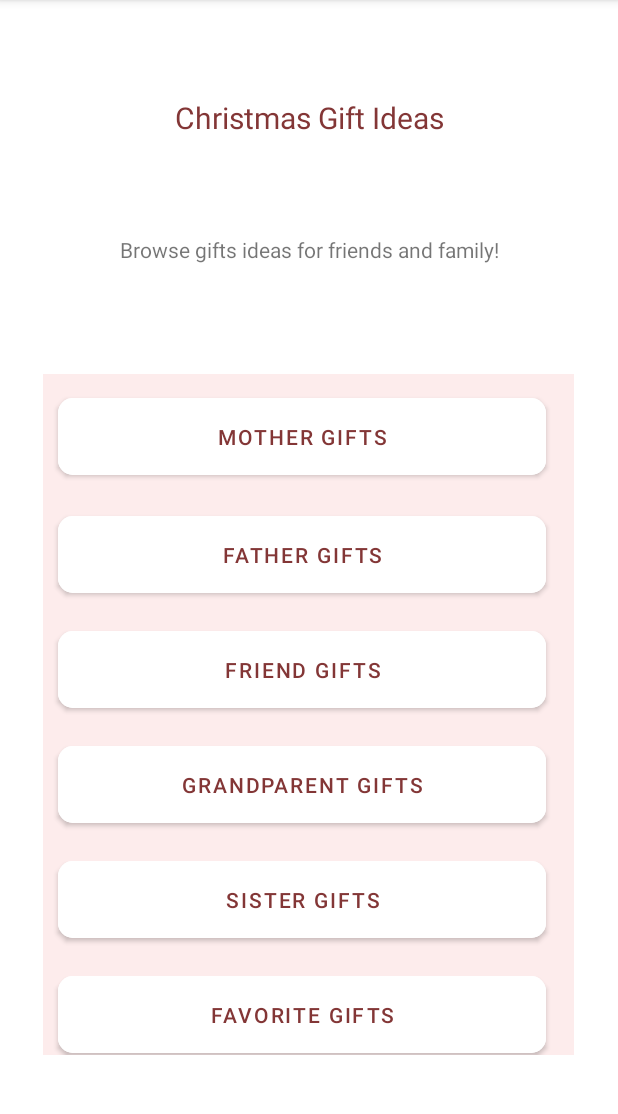
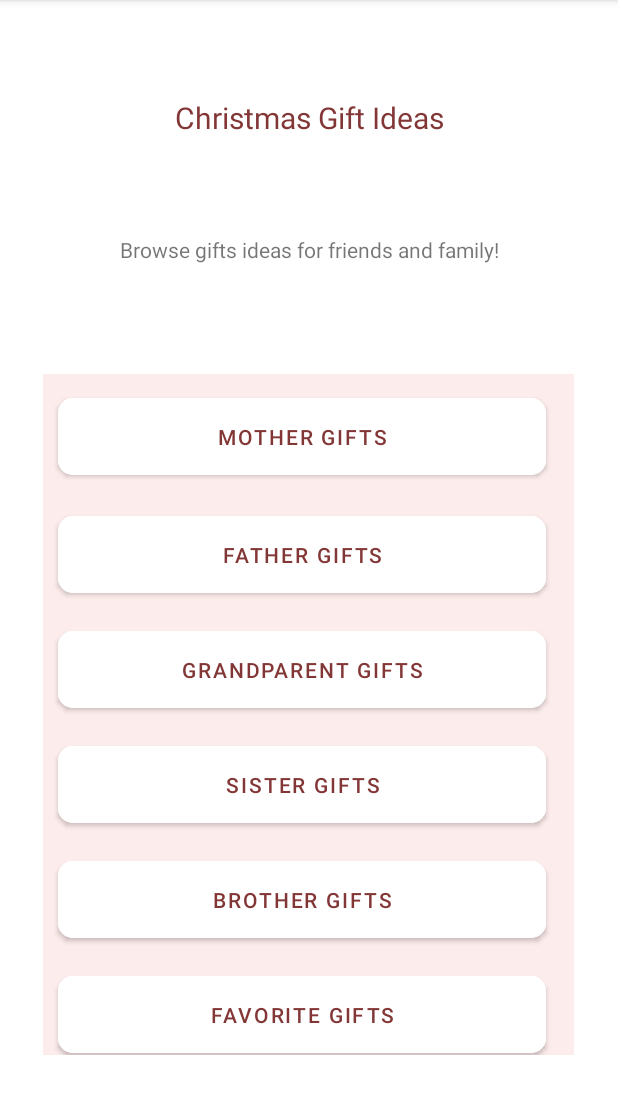
Before and after one commit to shae-kelly/Project3, an Android app: the GiftActivity screen opened directly, with no data from a screen before it, on a phone screen of 412 x 824 dp, the part 84-1198 px from its top. Run offline under Robolectric (Android 15) with nearby library versions, the phone set to English and light mode, and no system bars; network calls fail; Roboto replaces fonts that are not available here.

Commit message:
new Brother activity and recycler view with lists

```diff
--- a/Project3/app/src/main/java/com/example/project3/GiftActivity.java
+++ b/Project3/app/src/main/java/com/example/project3/GiftActivity.java
@@ -39,9 +39,8 @@ public class GiftActivity extends AppCompatActivity {
         startActivity(intent);
     }
 
-
-    public void friendsgift(View view) {
-        Intent intent = new Intent(this, FriendsGift.class);
+    public void brothergifts(View view) {
+        Intent intent = new Intent(this, BrotherGift.class);
         startActivity(intent);
     }
 }
--- a/Project3/app/src/main/res/layout/activity_friends_gift2.xml
+++ b/Project3/app/src/main/res/layout/activity_brother_gift.xml
@@ -4,7 +4,7 @@
     xmlns:tools="http://schemas.android.com/tools"
     android:layout_width="match_parent"
     android:layout_height="match_parent"
-    tools:context=".FriendsGift">
+    tools:context=".BrotherGift">
 
     <androidx.recyclerview.widget.RecyclerView
         android:id="@+id/recyclerView"
--- a/Project3/app/src/main/res/layout/activity_gift.xml
+++ b/Project3/app/src/main/res/layout/activity_gift.xml
@@ -48,18 +48,6 @@
             app:cornerRadius="10sp" ></Button>
 
         <Button
-            android:id="@+id/friends"
-            android:layout_width="325dp"
-            android:layout_height="63dp"
-            android:layout_marginLeft="10dp"
-            android:layout_marginBottom="13dp"
-            android:backgroundTint="#FFFFFF"
-            android:onClick="friendsgift"
-            android:text="Friend Gifts"
-            android:textColor="#833636"
-            app:cornerRadius="10sp"></Button>
-
-        <Button
             android:id="@+id/grandparents"
             android:layout_width="325dp"
             android:layout_height="63dp"
@@ -80,6 +68,18 @@
             android:backgroundTint="#FFFFFF"
             android:onClick="sistergifts"
             android:text="Sister Gifts"
+            android:textColor="#833636"
+            app:cornerRadius="10sp"></Button>
+
+        <Button
+            android:id="@+id/brother"
+            android:layout_width="325dp"
+            android:layout_height="63dp"
+            android:layout_marginLeft="10dp"
+            android:layout_marginBottom="13dp"
+            android:backgroundTint="#FFFFFF"
+            android:onClick="brothergifts"
+            android:text="Brother Gifts"
             android:textColor="#833636"
             app:cornerRadius="10sp"></Button>
 
```
Also changed, not shown: Project3/app/src/main/AndroidManifest.xml (+13 -18 lines), Project3/app/src/main/java/com/example/project3/BrotherGift.java (added, +46 -0 lines), Project3/app/src/main/java/com/example/project3/FriendsGift.java (deleted, +0 -46 lines), Project3/app/src/main/res/drawable/nikebook.jpg (added), Project3/app/src/main/res/drawable/pizzachair.jpg (added), Project3/app/src/main/res/drawable/recordcrate.jpg (added), Project3/app/src/main/res/drawable/sockset.jpg (added), Project3/app/src/main/res/drawable/sunglasscase.jpg (added).
